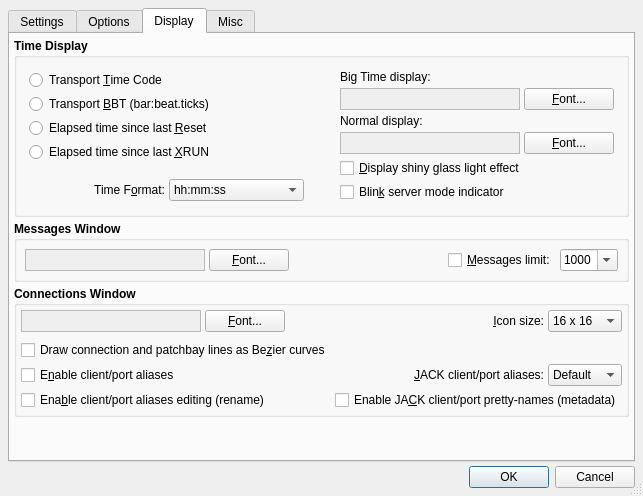
First picture: the form in src/qjackctlSetupForm.ui, repository rncbc/qjackctl, before the edit.
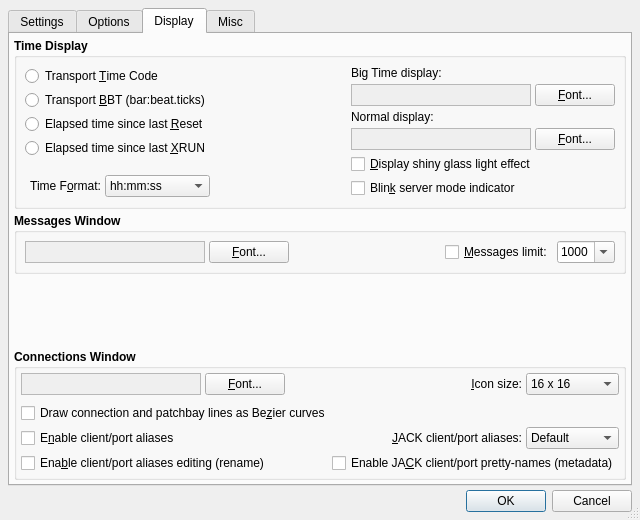
Second picture: the form after the edit. The open tabs and pages were chosen to show the change. Icons and pictures are not drawn. Custom widgets are drawn as their Qt base class.

Diff of the .ui file:
```diff
--- a/src/qjackctlSetupForm.ui
+++ b/src/qjackctlSetupForm.ui
@@ -27,7 +27,7 @@
     <x>0</x>
     <y>0</y>
     <width>640</width>
-    <height>480</height>
+    <height>520</height>
    </rect>
   </property>
   <property name="windowTitle">
@@ -2604,12 +2604,6 @@
        <string>Display</string>
       </attribute>
       <layout class="QVBoxLayout">
-       <property name="spacing">
-        <number>4</number>
-       </property>
-       <property name="margin">
-        <number>4</number>
-       </property>
        <item>
         <widget class="QGroupBox" name="TimeDisplayGroupBox">
          <property name="font">
@@ -2625,80 +2619,6 @@
           <bool>true</bool>
          </property>
          <layout class="QGridLayout">
-          <property name="margin">
-           <number>8</number>
-          </property>
-          <property name="spacing">
-           <number>4</number>
-          </property>
-          <item row="1" column="0">
-           <layout class="QHBoxLayout">
-            <property name="spacing">
-             <number>4</number>
-            </property>
-            <property name="margin">
-             <number>4</number>
-            </property>
-            <item>
-             <widget class="QLabel" name="TimeFormatTextLabel">
-              <property name="font">
-               <font>
-                <weight>50</weight>
-                <bold>false</bold>
-               </font>
-              </property>
-              <property name="text">
-               <string>Time F&amp;ormat:</string>
-              </property>
-              <property name="alignment">
-               <set>Qt::AlignRight|Qt::AlignTrailing|Qt::AlignVCenter</set>
-              </property>
-              <property name="wordWrap">
-               <bool>false</bool>
-              </property>
-              <property name="buddy">
-               <cstring>TimeFormatComboBox</cstring>
-              </property>
-             </widget>
-            </item>
-            <item>
-             <widget class="QComboBox" name="TimeFormatComboBox">
-              <property name="font">
-               <font>
-                <weight>50</weight>
-                <bold>false</bold>
-               </font>
-              </property>
-              <property name="toolTip">
-               <string>The general time format on display</string>
-              </property>
-              <property name="editable">
-               <bool>false</bool>
-              </property>
-              <item>
-               <property name="text">
-                <string>hh:mm:ss</string>
-               </property>
-              </item>
-              <item>
-               <property name="text">
-                <string>hh:mm:ss.d</string>
-               </property>
-              </item>
-              <item>
-               <property name="text">
-                <string>hh:mm:ss.dd</string>
-               </property>
-              </item>
-              <item>
-               <property name="text">
-                <string>hh:mm:ss.ddd</string>
-               </property>
-              </item>
-             </widget>
-            </item>
-           </layout>
-          </item>
           <item row="0" column="0">
            <layout class="QVBoxLayout">
             <property name="spacing">
@@ -2761,33 +2681,14 @@
             </item>
            </layout>
           </item>
-          <item row="0" column="1">
+          <item row="0" column="1" rowspan="2">
            <spacer>
             <property name="orientation">
              <enum>Qt::Horizontal</enum>
             </property>
-            <property name="sizeType">
-             <enum>QSizePolicy::Minimum</enum>
-            </property>
             <property name="sizeHint">
              <size>
-              <width>24</width>
-              <height>8</height>
-             </size>
-            </property>
-           </spacer>
-          </item>
-          <item row="1" column="1">
-           <spacer>
-            <property name="orientation">
-             <enum>Qt::Horizontal</enum>
-            </property>
-            <property name="sizeType">
-             <enum>QSizePolicy::Minimum</enum>
-            </property>
-            <property name="sizeHint">
-             <size>
-              <width>24</width>
+              <width>8</width>
               <height>8</height>
              </size>
             </property>
@@ -2985,6 +2886,74 @@
             </item>
            </layout>
           </item>
+          <item row="1" column="0">
+           <layout class="QHBoxLayout">
+            <property name="spacing">
+             <number>4</number>
+            </property>
+            <property name="margin">
+             <number>4</number>
+            </property>
+            <item>
+             <widget class="QLabel" name="TimeFormatTextLabel">
+              <property name="font">
+               <font>
+                <weight>50</weight>
+                <bold>false</bold>
+               </font>
+              </property>
+              <property name="text">
+               <string>Time F&amp;ormat:</string>
+              </property>
+              <property name="alignment">
+               <set>Qt::AlignRight|Qt::AlignTrailing|Qt::AlignVCenter</set>
+              </property>
+              <property name="wordWrap">
+               <bool>false</bool>
+              </property>
+              <property name="buddy">
+               <cstring>TimeFormatComboBox</cstring>
+              </property>
+             </widget>
+            </item>
+            <item>
+             <widget class="QComboBox" name="TimeFormatComboBox">
+              <property name="font">
+               <font>
+                <weight>50</weight>
+                <bold>false</bold>
+               </font>
+              </property>
+              <property name="toolTip">
+               <string>The general time format on display</string>
+              </property>
+              <property name="editable">
+               <bool>false</bool>
+              </property>
+              <item>
+               <property name="text">
+                <string>hh:mm:ss</string>
+               </property>
+              </item>
+              <item>
+               <property name="text">
+                <string>hh:mm:ss.d</string>
+               </property>
+              </item>
+              <item>
+               <property name="text">
+                <string>hh:mm:ss.dd</string>
+               </property>
+              </item>
+              <item>
+               <property name="text">
+                <string>hh:mm:ss.ddd</string>
+               </property>
+              </item>
+             </widget>
+            </item>
+           </layout>
+          </item>
          </layout>
         </widget>
        </item>
@@ -3073,9 +3042,6 @@
             <property name="orientation">
              <enum>Qt::Horizontal</enum>
             </property>
-            <property name="sizeType">
-             <enum>QSizePolicy::Expanding</enum>
-            </property>
             <property name="sizeHint">
              <size>
               <width>8</width>
@@ -3152,6 +3118,19 @@
          </layout>
         </widget>
        </item>
+       <item>
+        <spacer>
+         <property name="orientation">
+          <enum>Qt::Vertical</enum>
+         </property>
+         <property name="sizeHint">
+          <size>
+           <width>8</width>
+           <height>4</height>
+          </size>
+         </property>
+        </spacer>
+       </item>
        <item>
         <widget class="QGroupBox" name="ConnectionsWindowGroupBox">
          <property name="font">
@@ -3226,14 +3205,11 @@
             </property>
            </widget>
           </item>
-          <item row="0" column="2">
+          <item row="0" column="2" colspan="2">
            <spacer>
             <property name="orientation">
              <enum>Qt::Horizontal</enum>
             </property>
-            <property name="sizeType">
-             <enum>QSizePolicy::Expanding</enum>
-            </property>
             <property name="sizeHint">
              <size>
               <width>8</width>
@@ -3298,7 +3274,7 @@
             </item>
            </widget>
           </item>
-          <item row="1" column="0" colspan="5">
+          <item row="1" column="0" colspan="6">
            <spacer>
             <property name="orientation">
              <enum>Qt::Vertical</enum>
@@ -3311,7 +3287,7 @@
             </property>
            </spacer>
           </item>
-          <item row="2" column="0" colspan="3">
+          <item row="2" column="0" colspan="6">
            <widget class="QCheckBox" name="BezierLinesCheckBox">
             <property name="font">
              <font>
@@ -3343,7 +3319,7 @@
             </property>
            </widget>
           </item>
-          <item row="3" column="4">
+          <item row="3" column="3" colspan="2">
            <widget class="QLabel" name="JackClientPortAliasTextLabel">
             <property name="font">
              <font>
@@ -3434,19 +3410,6 @@
          </layout>
         </widget>
        </item>
-       <item>
-        <spacer>
-         <property name="orientation">
-          <enum>Qt::Vertical</enum>
-         </property>
-         <property name="sizeHint">
-          <size>
-           <width>8</width>
-           <height>4</height>
-          </size>
-         </property>
-        </spacer>
-       </item>
       </layout>
      </widget>
      <widget class="QWidget" name="MiscTabPage">
```
Left out of the diff: 193 changed lines with no effect on the pictures.
